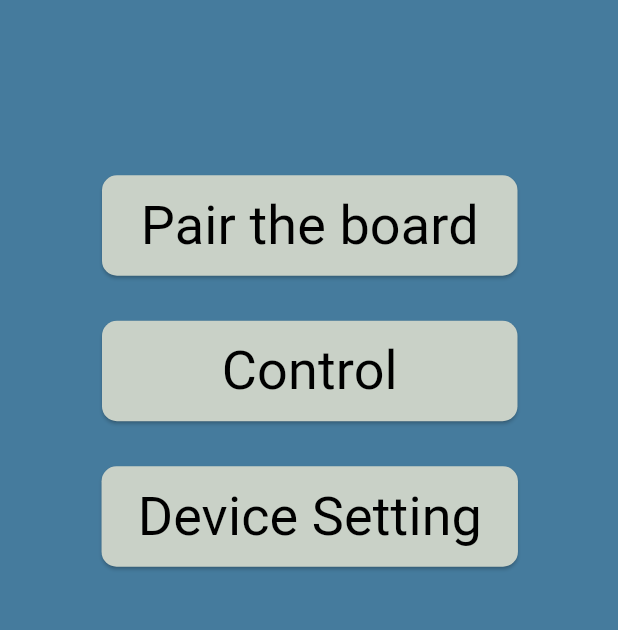
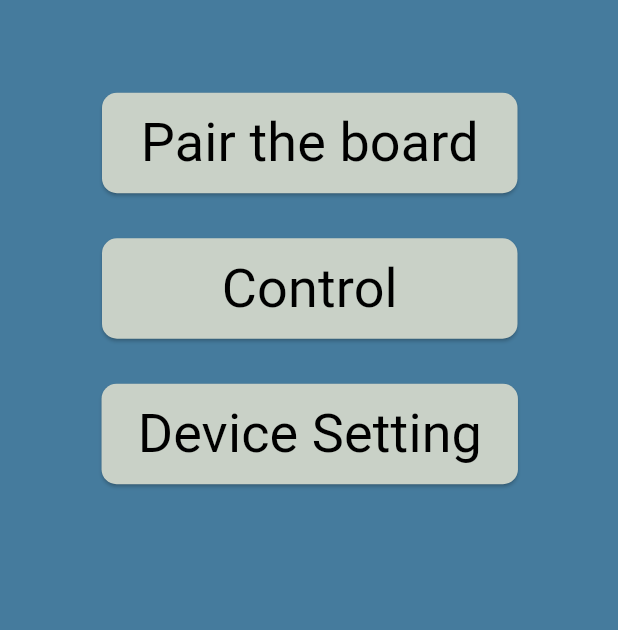
Before and after one commit to Rota1001/smart_controller, a Flutter app: the screen it shows after launch, on a phone screen of 412 x 824 dp, the part 472-1102 px from its top. Run offline on Flutter 3.47's test engine with Material 3 defaults, Android fonts, the phone set to English and light mode, and no system bars; our stand-ins replace google_fonts, shared_preferences, simple_gradient_text; Roboto replaces fonts that are missing (Staatliches).

Commit message:
save data

```diff
--- a/lib/items/load.dart
+++ b/lib/items/load.dart
@@ -1,28 +1,27 @@
 import 'package:smart_controller/items/file_reader.dart';
 import 'package:smart_controller/items/file_writer.dart';
 import 'package:smart_controller/items/control_button.dart';
+import 'package:shared_preferences/shared_preferences.dart';
 
 class Load{
-    static Future<List<ControlButton>> loadSetting() async {
-      List<ControlButton> ret = [];
-      String data = "";
-      await FileReader.readFile("setting.txt").then((s) => data = s);
-      if(data == ""){
-        return [];
+  static Future<List<ControlButton>> loadSetting() async {
+    SharedPreferences pref = await SharedPreferences.getInstance();
+    List<String>? nameList = pref.getStringList("nameList");
+    List<String>? signalList = pref.getStringList("signalList");
+    if (nameList == null || signalList == null || nameList.length != 5 || signalList.length != 5) {
+      return [
+        ControlButton(id: 0, name: "button1", signal: "3"),
+        ControlButton(id: 1, name: "button2", signal: "4"),
+        ControlButton(id: 2, name: "button3", signal: "5"),
+        ControlButton(id: 3, name: "button4", signal: "6"),
+        ControlButton(id: 4, name: "button5", signal: "7"),
+      ];
+    } else {
+      List<ControlButton> buttonList = [];
+      for (int i = 0; i < 5; i++) {
+        buttonList.add(ControlButton(id: i, name: nameList[i], signal: signalList[i]));
       }
-      var buttons = data.split("\n");
-      for(int i = 0; i < 5; i++){
-        var button = buttons[i];
-        var x = button.split(" ");
-        ret.add(ControlButton(id: i, name: x[0], signal: x[1]));
-      }
-      // print(data);
-
-      return ret;
+      return buttonList;
     }
-
-    Load(){
-      FileWriter.saveFile("Hello", "setting.txt");
-      FileReader.readFile("setting.txt").then((s) => print(s));
-    }
+  }
 }
--- a/lib/items/save.dart
+++ b/lib/items/save.dart
@@ -1,12 +1,18 @@
 import 'package:smart_controller/items/file_writer.dart';
 import 'package:smart_controller/items/control_button.dart';
+import 'package:shared_preferences/shared_preferences.dart';
 
 class Save{
-  static void saveSetting(List<ControlButton> l){
-    String ret = "";
-    for(ControlButton b in l){
-        ret += b.name + " " + b.signal + "\n";
+  static void saveSetting(List<ControlButton> buttonList) async{
+    SharedPreferences pref = await SharedPreferences.getInstance();
+    List<String> nameList = [];
+    List<String> signalList = [];
+    for(ControlButton button in buttonList){
+      nameList.add(button.name);
+      signalList.add(button.signal);
+      print(button.signal);
     }
-    FileWriter.saveFile(ret, "setting.txt");
+    await pref.setStringList("nameList", nameList);
+    await pref.setStringList("signalList", signalList);
   }
 }
--- a/lib/main.dart
+++ b/lib/main.dart
@@ -20,9 +20,11 @@ class _AppState extends State<App> {
   Widget build(BuildContext context) {
     return const MaterialApp(
       title: 'Flutter App',
+      // debugShowCheckedModeBanner: false,
       home: Scaffold(
         body: MainPage()
-      )
+      ),
+
     );
   }
 }
--- a/lib/pages/add_device.dart
+++ b/lib/pages/add_device.dart
@@ -4,6 +4,7 @@ import "package:flutter/material.dart";
 import 'package:smart_controller/items/control_button.dart';
 import 'package:google_fonts/google_fonts.dart';
 import 'dart:async';
+import 'package:smart_controller/items/save.dart';
 
 class AddDevice extends StatefulWidget {
   final List<ControlButton> buttonList;
@@ -22,6 +23,7 @@ class _AddDeviceState extends State<AddDevice> {
   TextEditingController nameController = TextEditingController();
   @override
   Widget build(BuildContext context) {
+    busy = StreamController();
     return StreamBuilder<bool>(
         initialData: false,
         stream: busy.stream,
@@ -276,7 +278,7 @@ class _AddDeviceState extends State<AddDevice> {
                               style: GoogleFonts.getFont(
                                   'Staatliches',
                                   fontWeight: FontWeight.w400,
-                                  fontSize: 36,
+                                  fontSize: 36 -10,
                                   height: 1.5,
                                   color: const Color(0xFFA8DADC)
                               )
@@ -285,6 +287,8 @@ class _AddDeviceState extends State<AddDevice> {
                       SizedBox(width: 5),
                       ElevatedButton(
                           onPressed: (){
+                            Save.saveSetting(buttonList);
+                            print("Saved");
                             Navigator.pop(context);
                           },
                           style: ElevatedButton.styleFrom(
@@ -299,7 +303,7 @@ class _AddDeviceState extends State<AddDevice> {
                               style: GoogleFonts.getFont(
                                   'Staatliches',
                                   fontWeight: FontWeight.w400,
-                                  fontSize: 36,
+                                  fontSize: 36 - 10,
                                   height: 1.5,
                                   color: const Color(0xFFA8DADC)
                               )
@@ -327,6 +331,7 @@ class _AddDeviceState extends State<AddDevice> {
     ).then((s){
       busy.add(false);
       buttonList[id].name = nameController.text;
+      Save.saveSetting(buttonList);
     });
     return;
   }
--- a/lib/pages/control_page.dart
+++ b/lib/pages/control_page.dart
@@ -159,27 +159,7 @@ class _ControlPageState extends State<ControlPage> {
     );
   }
   void onButton1Pressed(){
-    // Load.loadSetting().then(
-    //         (s){
-    //       if(s == []){
-    //         buttonList = [
-    //           ControlButton(id: 0, name: "button", signal: "1"),
-    //           ControlButton(id: 1, name: "button", signal: "2"),
-    //           ControlButton(id: 2, name: "button", signal: "3"),
-    //           ControlButton(id: 3, name: "button", signal: "4"),
-    //           ControlButton(id: 4, name: "button", signal: "5"),
-    //         ];
-    //       }else{
-    //         buttonList = s;
-    //       }
-    //     }
-    // ).then(
-    //         (s){
-    //       for(var button in buttonList){
-    //         print(button.name);
-    //       }
-    //     }
-    // );
+
     print("Button1 Pressed");
   }
   void onButton2Pressed(){
@@ -194,4 +174,8 @@ class _ControlPageState extends State<ControlPage> {
   void onButton5Pressed(){
     print("Button5 Pressed");
   }
+
+  void sendMessageToArduino() async{
+
+  }
 }
--- a/lib/pages/main_page.dart
+++ b/lib/pages/main_page.dart
@@ -7,6 +7,7 @@ import 'package:smart_controller/pages/control_page.dart';
 import 'package:smart_controller/items/control_button.dart';
 import 'package:smart_controller/items/save.dart';
 import 'package:smart_controller/items/load.dart';
+import 'package:shared_preferences/shared_preferences.dart';
 
 class MainPage extends StatefulWidget {
   const MainPage({super.key});
@@ -19,40 +20,52 @@ class MainPage extends StatefulWidget {
 class _MainPageState extends State<MainPage> {
   ControlButton button1 = ControlButton(id:1, name:"button", signal: "1");
   List<ControlButton> buttonList = [
-    ControlButton(id: 0, name: "button", signal: "3"),
-    ControlButton(id: 1, name: "button", signal: "4"),
-    ControlButton(id: 2, name: "button", signal: "5"),
-    ControlButton(id: 3, name: "button", signal: "6"),
-    ControlButton(id: 4, name: "button", signal: "7"),
+    ControlButton(id: 0, name: "button1", signal: "3"),
+    ControlButton(id: 1, name: "button2", signal: "4"),
+    ControlButton(id: 2, name: "button3", signal: "5"),
+    ControlButton(id: 3, name: "button4", signal: "6"),
+    ControlButton(id: 4, name: "button5", signal: "7"),
   ];
   @override
   Widget build(BuildContext context) {
-    // Save.saveSetting(buttonList);
     Load.loadSetting().then(
         (s){
-          if(s == []){
-            buttonList = [
-              ControlButton(id: 0, name: "button", signal: "1"),
-              ControlButton(id: 1, name: "button", signal: "2"),
-              ControlButton(id: 2, name: "button", signal: "3"),
-              ControlButton(id: 3, name: "button", signal: "4"),
-              ControlButton(id: 4, name: "button", signal: "5"),
-            ];
-          }else{
-            buttonList = s;
-          }
-        }
-    ).then(
-        (s){
-          for(var button in buttonList){
-            print(button.signal);
-          }
-        }
-    ).then(
-        (s){
-          Save.saveSetting(buttonList);
+          buttonList = s;
         }
     );
+    // Save.saveSetting(buttonList);
+
+    // Save.saveSetting(buttonList);
+    // Load.loadSetting().then(
+    //     (s){
+    //       if(s.length != 5){
+    //         buttonList = [
+    //           ControlButton(id: 0, name: "button", signal: "1"),
+    //           ControlButton(id: 1, name: "button", signal: "2"),
+    //           ControlButton(id: 2, name: "button", signal: "3"),
+    //           ControlButton(id: 3, name: "button", signal: "4"),
+    //           ControlButton(id: 4, name: "button", signal: "5"),
+    //         ];
+    //       }else{
+    //         buttonList = s;
+    //       }
+    //     }
+    // ).then(
+    //     (s){
+    //       for(var button in buttonList){
+    //         print(button.signal);
+    //       }
+    //     }
+    // ).then(
+    //     (s){
+    //       Save.saveSetting(buttonList);
+    //     }
+    // ).then(
+    //     (s){
+    //       print(buttonList.length);
+    //       //this is the question
+    //     }
+    // );
 
     // print(FileReader.readFile("setting.txt"));
     return Container(
@@ -86,7 +99,7 @@ class _MainPageState extends State<MainPage> {
                 )
             ),
             Container(
-              padding: const EdgeInsets.fromLTRB(3.4, 117, 2.4, 0),
+              padding: const EdgeInsets.fromLTRB(3.4, 117 - 55, 2.4, 0),
               child: ElevatedButton(
                 onPressed: onPairButtonPressed,
                   style: ElevatedButton.styleFrom(
@@ -159,6 +172,9 @@ class _MainPageState extends State<MainPage> {
       )
     );
   }
+
+
+
   Future<void> onPairButtonPressed() async {
     await Navigator.push(context, MaterialPageRoute(builder: (context) => PairPage()));
 
@@ -170,6 +186,5 @@ class _MainPageState extends State<MainPage> {
 
   Future<void> onAddDevicebuttonPressed() async {
     await Navigator.push(context, MaterialPageRoute(builder: (context) => AddDevice(buttonList)));
-    Save.saveSetting(buttonList);
   }
 }
--- a/pubspec.yaml
+++ b/pubspec.yaml
@@ -31,13 +31,14 @@ dependencies:
   flutter:
     sdk: flutter
 
-
   # The following adds the Cupertino Icons font to your application.
   # Use with the CupertinoIcons class for iOS style icons.
   cupertino_icons: ^1.0.6
   google_fonts: ^6.2.0
   simple_gradient_text: ^1.3.0
   path_provider: ^2.1.3
+  shared_preferences: ^2.2.3
+  convert: ^3.1.1
 
 dev_dependencies:
   flutter_test:
@@ -48,7 +49,7 @@ dev_dependencies:
   # activated in the `analysis_options.yaml` file located at the root of your
   # package. See that file for information about deactivating specific lint
   # rules and activating additional ones.
-  flutter_lints: ^3.0.0
+  flutter_lints: ^4.0.0
 
 # For information on the generic Dart part of this file, see the
 # following page: https://dart.dev/tools/pub/pubspec
```
Also changed, not shown: pubspec.lock, 1 other file.
